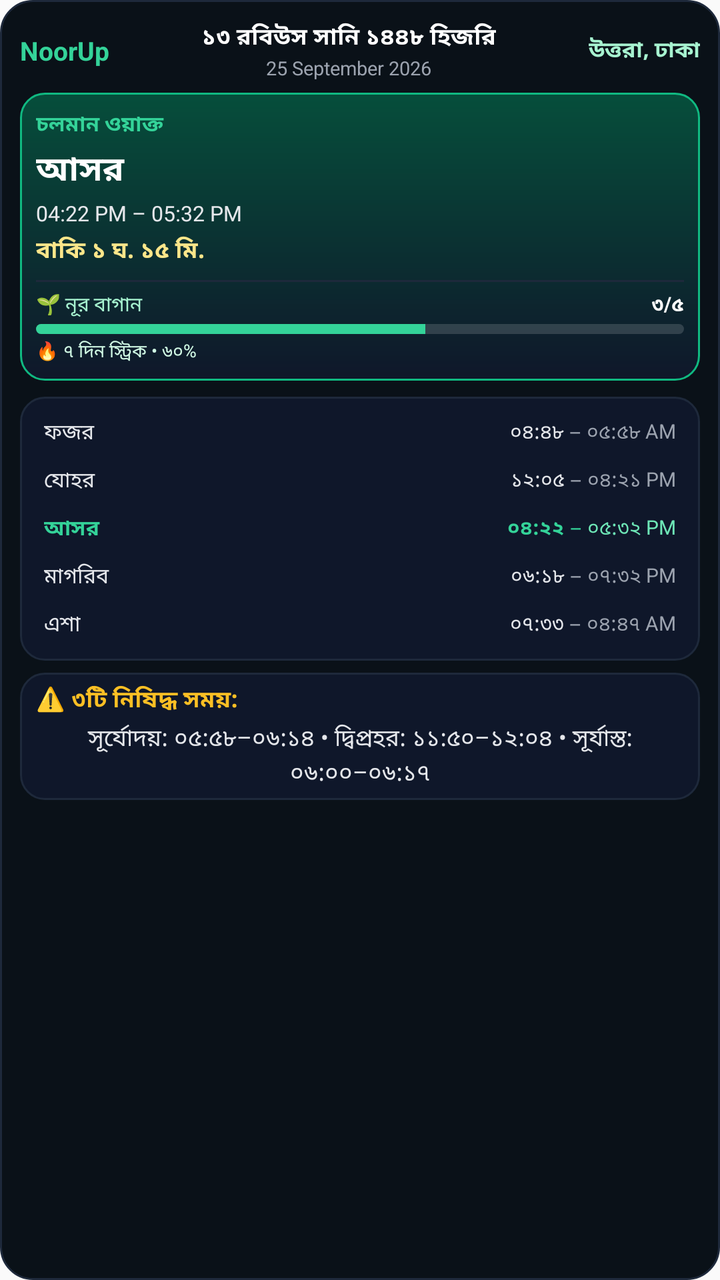
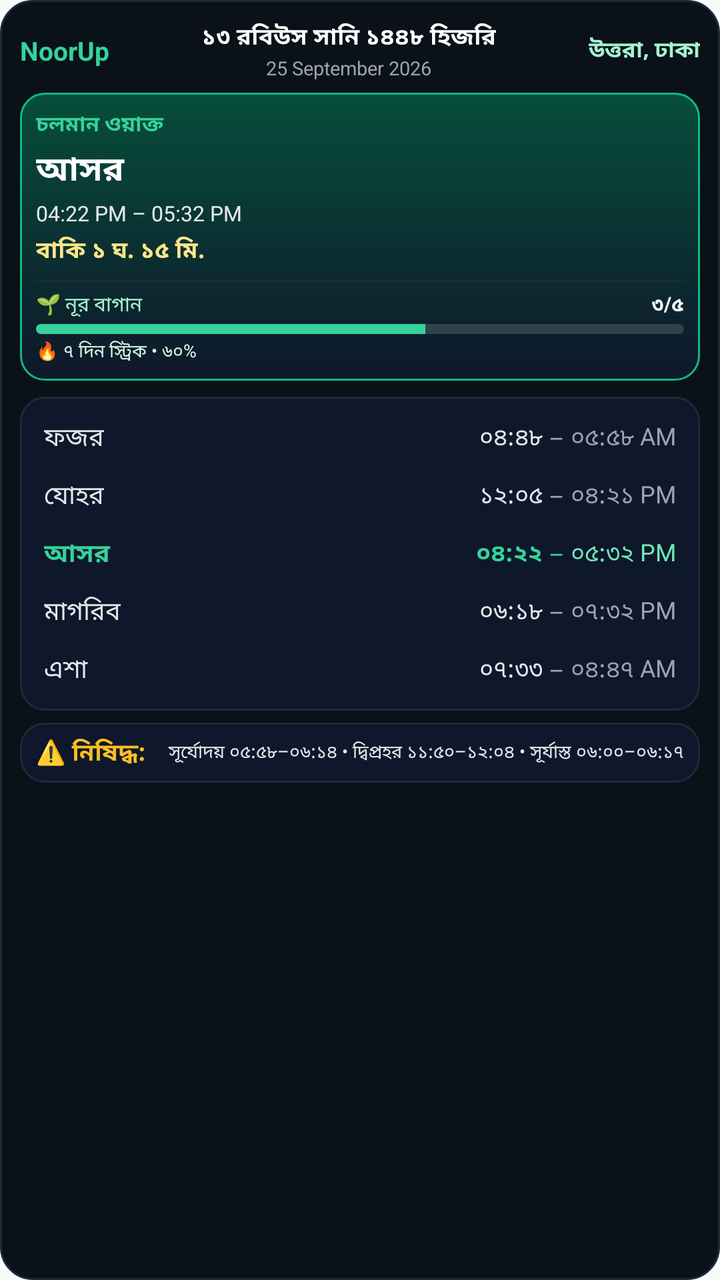

Screens rendered from an Android XML layout before and after an edit, with the pre-edit source and the edit as a unified diff.
<!-- AndroidManifest.xml: application theme Theme.NoorUp -->
<!-- res/layout/noorup_widget_narrow.xml -->
<?xml version="1.0" encoding="utf-8"?>
<LinearLayout xmlns:android="http://schemas.android.com/apk/res/android"
    android:id="@+id/widget_root"
    android:layout_width="match_parent"
    android:layout_height="wrap_content"
    android:orientation="vertical"
    android:background="@drawable/widget_bg"
    android:padding="10dp">

    
    <LinearLayout
        android:layout_width="match_parent"
        android:layout_height="wrap_content"
        android:layout_marginBottom="6dp"
        android:orientation="horizontal"
        android:gravity="center_vertical">

        <TextView
            android:id="@+id/widget_brand_name"
            android:layout_width="wrap_content"
            android:layout_height="wrap_content"
            android:text="NoorUp"
            android:textColor="#34D399"
            android:textSize="13sp"
            android:textStyle="bold"
            android:maxLines="1"
            android:ellipsize="end" />

        <LinearLayout
            android:layout_width="0dp"
            android:layout_height="wrap_content"
            android:layout_weight="1"
            android:gravity="center"
            android:orientation="vertical">

            <TextView
                android:id="@+id/widget_hijri_date"
                android:layout_width="wrap_content"
                android:layout_height="wrap_content"
                android:text="১৩ রবিউস সানি ১৪৪৮ হিজরি"
                android:textColor="#FFFFFF"
                android:textSize="11.5sp"
                android:textStyle="bold"
                android:maxLines="1"
                android:ellipsize="end" />

            <TextView
                android:id="@+id/widget_gregorian_date"
                android:layout_width="wrap_content"
                android:layout_height="wrap_content"
                android:text="25 September 2026"
                android:textColor="#9CA3AF"
                android:textSize="9.5sp"
                android:maxLines="1"
                android:ellipsize="end" />
        </LinearLayout>

        <TextView
            android:id="@+id/widget_city"
            android:layout_width="wrap_content"
            android:layout_height="wrap_content"
            android:text="উত্তরা, ঢাকা"
            android:textColor="#A7F3D0"
            android:textSize="11sp"
            android:textStyle="bold"
            android:maxLines="1"
            android:ellipsize="end" />
    </LinearLayout>

    
    <LinearLayout
        android:id="@+id/widget_content_row"
        android:layout_width="match_parent"
        android:layout_height="wrap_content"
        android:orientation="vertical">

        <LinearLayout
            android:id="@+id/widget_hero_card"
            android:layout_width="match_parent"
            android:layout_height="wrap_content"
            android:orientation="vertical"
            android:background="@drawable/widget_hero_card_bg"
            android:padding="8dp">

            <LinearLayout
                android:layout_width="match_parent"
                android:layout_height="wrap_content"
                android:orientation="vertical">

                <TextView
                    android:id="@+id/widget_active_stage_label"
                    android:layout_width="match_parent"
                    android:layout_height="wrap_content"
                    android:text="চলমান ওয়াক্ত"
                    android:textColor="#34D399"
                    android:textSize="10.5sp"
                    android:textStyle="bold" />

                <TextView
                    android:id="@+id/widget_active_name"
                    android:layout_width="match_parent"
                    android:layout_height="wrap_content"
                    android:layout_marginTop="2dp"
                    android:text="আসর"
                    android:textColor="#FFFFFF"
                    android:textSize="17sp"
                    android:textStyle="bold" />

                <TextView
                    android:id="@+id/widget_active_window"
                    android:layout_width="match_parent"
                    android:layout_height="wrap_content"
                    android:layout_marginTop="2dp"
                    android:text="04:22 PM – 05:32 PM"
                    android:textColor="#E5E7EB"
                    android:textSize="10.5sp"
                    android:lineSpacingExtra="1dp" />

                <TextView
                    android:id="@+id/widget_active_countdown"
                    android:layout_width="match_parent"
                    android:layout_height="wrap_content"
                    android:layout_marginTop="3dp"
                    android:paddingBottom="2dp"
                    android:text="বাকি ১ ঘ. ১৫ মি."
                    android:textColor="#FDE68A"
                    android:textSize="11.5sp"
                    android:textStyle="bold"
                    android:lineSpacingExtra="1dp" />
            </LinearLayout>

            <FrameLayout
                android:layout_width="match_parent"
                android:layout_height="1dp"
                android:layout_marginTop="4dp"
                android:layout_marginBottom="4dp"
                android:background="#1E293B" />

            <LinearLayout
                android:layout_width="match_parent"
                android:layout_height="wrap_content"
                android:orientation="vertical">

                <LinearLayout
                    android:layout_width="match_parent"
                    android:layout_height="wrap_content"
                    android:orientation="horizontal">

                    <TextView
                        android:id="@+id/widget_garden_label"
                        android:layout_width="0dp"
                        android:layout_height="wrap_content"
                        android:layout_weight="1"
                        android:text="🌱 নূর বাগান"
                        android:textColor="#A7F3D0"
                        android:textSize="10sp"
                        android:maxLines="1"
                        android:ellipsize="end" />

                    <TextView
                        android:id="@+id/widget_garden_ratio"
                        android:layout_width="wrap_content"
                        android:layout_height="wrap_content"
                        android:text="৩/৫"
                        android:textColor="#FFFFFF"
                        android:textSize="10sp"
                        android:textStyle="bold"
                        android:maxLines="1"
                        android:ellipsize="end" />
                </LinearLayout>

                <ProgressBar
                    android:id="@+id/widget_garden_progress"
                    style="@android:style/Widget.ProgressBar.Horizontal"
                    android:layout_width="match_parent"
                    android:layout_height="5dp"
                    android:layout_marginTop="2dp"
                    android:layout_marginBottom="2dp"
                    android:max="5"
                    android:progress="3"
                    android:progressDrawable="@drawable/widget_progress_bg" />

                <TextView
                    android:id="@+id/widget_garden_streak"
                    android:layout_width="wrap_content"
                    android:layout_height="wrap_content"
                    android:text="🔥 ৭ দিন স্ট্রিক • ৬০%"
                    android:textColor="#D1FAE5"
                    android:textSize="9sp"
                    android:maxLines="1"
                    android:ellipsize="end" />
            </LinearLayout>
        </LinearLayout>

        <LinearLayout
            android:id="@+id/widget_timeline_card"
            android:layout_width="match_parent"
            android:layout_height="wrap_content"
            android:layout_marginTop="8dp"
            android:orientation="vertical"
            android:background="@drawable/widget_timeline_card_bg"
            android:padding="6dp">

            <LinearLayout
                android:id="@+id/widget_fajr_row"
                android:layout_width="match_parent"
                android:layout_height="wrap_content"
                android:gravity="center_vertical"
                android:orientation="horizontal"
                android:paddingLeft="6dp"
                android:paddingRight="6dp"
                android:paddingTop="4dp"
                android:paddingBottom="4dp">

                <TextView
                    android:id="@+id/widget_fajr_name"
                    android:layout_width="0dp"
                    android:layout_height="wrap_content"
                    android:layout_weight="1"
                    android:text="ফজর"
                    android:textColor="#E5E7EB"
                    android:textSize="10.5sp"
                    android:maxLines="1"
                    android:ellipsize="end" />

                <TextView
                    android:id="@+id/widget_fajr_start"
                    android:layout_width="wrap_content"
                    android:layout_height="wrap_content"
                    android:text="০৪:৪৮"
                    android:textColor="#E5E7EB"
                    android:textSize="10sp"
                    android:maxLines="1"
                    android:ellipsize="end" />

                <TextView
                    android:layout_width="wrap_content"
                    android:layout_height="wrap_content"
                    android:text=" – "
                    android:textColor="#9CA3AF"
                    android:textSize="10sp"
                    android:maxLines="1"
                    android:ellipsize="end" />

                <TextView
                    android:id="@+id/widget_fajr_end"
                    android:layout_width="wrap_content"
                    android:layout_height="wrap_content"
                    android:text="০৫:৫৮ AM"
                    android:textColor="#9CA3AF"
                    android:textSize="10sp"
                    android:maxLines="1"
                    android:ellipsize="end" />
            </LinearLayout>

            <LinearLayout
                android:id="@+id/widget_dhuhr_row"
                android:layout_width="match_parent"
                android:layout_height="wrap_content"
                android:gravity="center_vertical"
                android:orientation="horizontal"
                android:paddingLeft="6dp"
                android:paddingRight="6dp"
                android:paddingTop="4dp"
                android:paddingBottom="4dp">

                <TextView
                    android:id="@+id/widget_dhuhr_name"
                    android:layout_width="0dp"
                    android:layout_height="wrap_content"
                    android:layout_weight="1"
                    android:text="যোহর"
                    android:textColor="#E5E7EB"
                    android:textSize="10.5sp"
                    android:maxLines="1"
                    android:ellipsize="end" />

                <TextView
                    android:id="@+id/widget_dhuhr_start"
                    android:layout_width="wrap_content"
                    android:layout_height="wrap_content"
                    android:text="১২:০৫"
                    android:textColor="#E5E7EB"
                    android:textSize="10sp"
                    android:maxLines="1"
                    android:ellipsize="end" />

                <TextView
                    android:layout_width="wrap_content"
                    android:layout_height="wrap_content"
                    android:text=" – "
                    android:textColor="#9CA3AF"
                    android:textSize="10sp"
                    android:maxLines="1"
                    android:ellipsize="end" />

                <TextView
                    android:id="@+id/widget_dhuhr_end"
                    android:layout_width="wrap_content"
                    android:layout_height="wrap_content"
                    android:text="০৪:২১ PM"
                    android:textColor="#9CA3AF"
                    android:textSize="10sp"
                    android:maxLines="1"
                    android:ellipsize="end" />
            </LinearLayout>

            <LinearLayout
                android:id="@+id/widget_asr_row"
                android:layout_width="match_parent"
                android:layout_height="wrap_content"
                android:gravity="center_vertical"
                android:orientation="horizontal"
                android:paddingLeft="6dp"
                android:paddingRight="6dp"
                android:paddingTop="4dp"
                android:paddingBottom="4dp">

                <TextView
                    android:id="@+id/widget_asr_name"
                    android:layout_width="0dp"
                    android:layout_height="wrap_content"
                    android:layout_weight="1"
                    android:text="আসর"
                    android:textColor="#34D399"
                    android:textSize="10.5sp"
                    android:textStyle="bold"
                    android:maxLines="1"
                    android:ellipsize="end" />

                <TextView
                    android:id="@+id/widget_asr_start"
                    android:layout_width="wrap_content"
                    android:layout_height="wrap_content"
                    android:text="০৪:২২"
                    android:textColor="#34D399"
                    android:textSize="10sp"
                    android:textStyle="bold"
                    android:maxLines="1"
                    android:ellipsize="end" />

                <TextView
                    android:layout_width="wrap_content"
                    android:layout_height="wrap_content"
                    android:text=" – "
                    android:textColor="#34D399"
                    android:textSize="10sp"
                    android:maxLines="1"
                    android:ellipsize="end" />

                <TextView
                    android:id="@+id/widget_asr_end"
                    android:layout_width="wrap_content"
                    android:layout_height="wrap_content"
                    android:text="০৫:৩২ PM"
                    android:textColor="#6EE7B7"
                    android:textSize="10sp"
                    android:maxLines="1"
                    android:ellipsize="end" />
            </LinearLayout>

            <LinearLayout
                android:id="@+id/widget_maghrib_row"
                android:layout_width="match_parent"
                android:layout_height="wrap_content"
                android:gravity="center_vertical"
                android:orientation="horizontal"
                android:paddingLeft="6dp"
                android:paddingRight="6dp"
                android:paddingTop="4dp"
                android:paddingBottom="4dp">

                <TextView
                    android:id="@+id/widget_maghrib_name"
                    android:layout_width="0dp"
                    android:layout_height="wrap_content"
                    android:layout_weight="1"
                    android:text="মাগরিব"
                    android:textColor="#E5E7EB"
                    android:textSize="10.5sp"
                    android:maxLines="1"
                    android:ellipsize="end" />

                <TextView
                    android:id="@+id/widget_maghrib_start"
                    android:layout_width="wrap_content"
                    android:layout_height="wrap_content"
                    android:text="০৬:১৮"
                    android:textColor="#E5E7EB"
                    android:textSize="10sp"
                    android:maxLines="1"
                    android:ellipsize="end" />

                <TextView
                    android:layout_width="wrap_content"
                    android:layout_height="wrap_content"
                    android:text=" – "
                    android:textColor="#9CA3AF"
                    android:textSize="10sp"
                    android:maxLines="1"
                    android:ellipsize="end" />

                <TextView
                    android:id="@+id/widget_maghrib_end"
                    android:layout_width="wrap_content"
                    android:layout_height="wrap_content"
                    android:text="০৭:৩২ PM"
                    android:textColor="#9CA3AF"
                    android:textSize="10sp"
                    android:maxLines="1"
                    android:ellipsize="end" />
            </LinearLayout>

            <LinearLayout
                android:id="@+id/widget_isha_row"
                android:layout_width="match_parent"
                android:layout_height="wrap_content"
                android:gravity="center_vertical"
                android:orientation="horizontal"
                android:paddingLeft="6dp"
                android:paddingRight="6dp"
                android:paddingTop="4dp"
                android:paddingBottom="4dp">

                <TextView
                    android:id="@+id/widget_isha_name"
                    android:layout_width="0dp"
                    android:layout_height="wrap_content"
                    android:layout_weight="1"
                    android:text="এশা"
                    android:textColor="#E5E7EB"
                    android:textSize="10.5sp"
                    android:maxLines="1"
                    android:ellipsize="end" />

                <TextView
                    android:id="@+id/widget_isha_start"
                    android:layout_width="wrap_content"
                    android:layout_height="wrap_content"
                    android:text="০৭:৩৩"
                    android:textColor="#E5E7EB"
                    android:textSize="10sp"
                    android:maxLines="1"
                    android:ellipsize="end" />

                <TextView
                    android:layout_width="wrap_content"
                    android:layout_height="wrap_content"
                    android:text=" – "
                    android:textColor="#9CA3AF"
                    android:textSize="10sp"
                    android:maxLines="1"
                    android:ellipsize="end" />

                <TextView
                    android:id="@+id/widget_isha_end"
                    android:layout_width="wrap_content"
                    android:layout_height="wrap_content"
                    android:text="০৪:৪৭ AM"
                    android:textColor="#9CA3AF"
                    android:textSize="10sp"
                    android:maxLines="1"
                    android:ellipsize="end" />
            </LinearLayout>
        </LinearLayout>
    </LinearLayout>

    <LinearLayout
        android:id="@+id/widget_prohibited_bar"
        android:layout_width="match_parent"
        android:layout_height="wrap_content"
        android:layout_marginTop="6dp"
        android:orientation="vertical"
        android:background="@drawable/widget_timeline_card_bg"
        android:paddingLeft="8dp"
        android:paddingRight="8dp"
        android:paddingTop="5dp"
        android:paddingBottom="5dp">

        <TextView
            android:id="@+id/widget_prohibited_label"
            android:layout_width="match_parent"
            android:layout_height="wrap_content"
            android:text="⚠️ ৩টি নিষিদ্ধ সময়:"
            android:textColor="#FBBF24"
            android:textSize="11.5sp"
            android:textStyle="bold"
            android:maxLines="1"
            android:ellipsize="end" />

        <TextView
            android:id="@+id/widget_prohibited_times"
            android:layout_width="match_parent"
            android:layout_height="wrap_content"
            android:layout_marginTop="2dp"
            android:gravity="center"
            android:text="সূর্যোদয়: ০৫:৫৮–০৬:১৪ • দ্বিপ্রহর: ১১:৫০–১২:০৪ • সূর্যাস্ত: ০৬:০০–০৬:১৭"
            android:textColor="#E5E7EB"
            android:textSize="11.5sp"
            android:lineSpacingExtra="2dp" />
    </LinearLayout>
</LinearLayout>
<!-- resources referenced by this layout -->
<resources>
  <!-- drawable widget_bg (drawable) -->
  <?xml version="1.0" encoding="utf-8"?>
  <shape xmlns:android="http://schemas.android.com/apk/res/android"
      android:shape="rectangle">
      <corners android:radius="16dp" />
      <solid android:color="#0A1118" />
      <stroke
          android:width="1dp"
          android:color="#1E293B" />
  </shape>
  <!-- drawable widget_hero_card_bg (drawable) -->
  <?xml version="1.0" encoding="utf-8"?>
  <shape xmlns:android="http://schemas.android.com/apk/res/android"
      android:shape="rectangle">
      <corners android:radius="12dp" />
      <gradient
          android:startColor="#064E3B"
          android:endColor="#0F172A"
          android:angle="270" />
      <stroke
          android:width="1dp"
          android:color="#10B981" />
  </shape>
  <!-- drawable widget_progress_bg (drawable) -->
  <?xml version="1.0" encoding="utf-8"?>
  <layer-list xmlns:android="http://schemas.android.com/apk/res/android">
      <item android:id="@android:id/background">
          <shape>
              <corners android:radius="4dp" />
              <solid android:color="#26FFFFFF" />
          </shape>
      </item>
      <item android:id="@android:id/progress">
          <clip>
              <shape>
                  <corners android:radius="4dp" />
                  <solid android:color="#34D399" />
              </shape>
          </clip>
      </item>
  </layer-list>
  <!-- drawable widget_timeline_card_bg (drawable) -->
  <?xml version="1.0" encoding="utf-8"?>
  <shape xmlns:android="http://schemas.android.com/apk/res/android"
      android:shape="rectangle">
      <corners android:radius="12dp" />
      <solid android:color="#0F172A" />
      <stroke
          android:width="1dp"
          android:color="#1E293B" />
  </shape>
  <style name="Theme.NoorUp" parent="android:Theme.Material.Light.NoActionBar">
          <item name="android:statusBarColor">@android:color/transparent</item>
          <item name="android:navigationBarColor">@android:color/transparent</item>
      </style>
</resources>

<!-- the commit's change to res/layout/noorup_widget_narrow.xml (unified diff, before → after) -->
@@ -209,8 +209,8 @@
                 android:orientation="horizontal"
                 android:paddingLeft="6dp"
                 android:paddingRight="6dp"
-                android:paddingTop="4dp"
-                android:paddingBottom="4dp">
+                android:paddingTop="5dp"
+                android:paddingBottom="5dp">
 
                 <TextView
                     android:id="@+id/widget_fajr_name"
@@ -219,7 +219,7 @@
                     android:layout_weight="1"
                     android:text="ফজর"
                     android:textColor="#E5E7EB"
-                    android:textSize="10.5sp"
+                    android:textSize="12.5sp"
                     android:maxLines="1"
                     android:ellipsize="end" />
 
@@ -229,7 +229,7 @@
                     android:layout_height="wrap_content"
                     android:text="০৪:৪৮"
                     android:textColor="#E5E7EB"
-                    android:textSize="10sp"
+                    android:textSize="12sp"
                     android:maxLines="1"
                     android:ellipsize="end" />
 
@@ -238,7 +238,7 @@
                     android:layout_height="wrap_content"
                     android:text=" – "
                     android:textColor="#9CA3AF"
-                    android:textSize="10sp"
+                    android:textSize="12sp"
                     android:maxLines="1"
                     android:ellipsize="end" />
 
@@ -248,7 +248,7 @@
                     android:layout_height="wrap_content"
                     android:text="০৫:৫৮ AM"
                     android:textColor="#9CA3AF"
-                    android:textSize="10sp"
+                    android:textSize="12sp"
                     android:maxLines="1"
                     android:ellipsize="end" />
             </LinearLayout>
@@ -261,8 +261,8 @@
                 android:orientation="horizontal"
                 android:paddingLeft="6dp"
                 android:paddingRight="6dp"
-                android:paddingTop="4dp"
-                android:paddingBottom="4dp">
+                android:paddingTop="5dp"
+                android:paddingBottom="5dp">
 
                 <TextView
                     android:id="@+id/widget_dhuhr_name"
@@ -271,7 +271,7 @@
                     android:layout_weight="1"
                     android:text="যোহর"
                     android:textColor="#E5E7EB"
-                    android:textSize="10.5sp"
+                    android:textSize="12.5sp"
                     android:maxLines="1"
                     android:ellipsize="end" />
 
@@ -281,7 +281,7 @@
                     android:layout_height="wrap_content"
                     android:text="১২:০৫"
                     android:textColor="#E5E7EB"
-                    android:textSize="10sp"
+                    android:textSize="12sp"
                     android:maxLines="1"
                     android:ellipsize="end" />
 
@@ -290,7 +290,7 @@
                     android:layout_height="wrap_content"
                     android:text=" – "
                     android:textColor="#9CA3AF"
-                    android:textSize="10sp"
+                    android:textSize="12sp"
                     android:maxLines="1"
                     android:ellipsize="end" />
 
@@ -300,7 +300,7 @@
                     android:layout_height="wrap_content"
                     android:text="০৪:২১ PM"
                     android:textColor="#9CA3AF"
-                    android:textSize="10sp"
+                    android:textSize="12sp"
                     android:maxLines="1"
                     android:ellipsize="end" />
             </LinearLayout>
@@ -313,8 +313,8 @@
                 android:orientation="horizontal"
                 android:paddingLeft="6dp"
                 android:paddingRight="6dp"
-                android:paddingTop="4dp"
-                android:paddingBottom="4dp">
+                android:paddingTop="5dp"
+                android:paddingBottom="5dp">
 
                 <TextView
                     android:id="@+id/widget_asr_name"
@@ -323,7 +323,7 @@
                     android:layout_weight="1"
                     android:text="আসর"
                     android:textColor="#34D399"
-                    android:textSize="10.5sp"
+                    android:textSize="12.5sp"
                     android:textStyle="bold"
                     android:maxLines="1"
                     android:ellipsize="end" />
@@ -334,7 +334,7 @@
                     android:layout_height="wrap_content"
                     android:text="০৪:২২"
                     android:textColor="#34D399"
-                    android:textSize="10sp"
+                    android:textSize="12sp"
                     android:textStyle="bold"
                     android:maxLines="1"
                     android:ellipsize="end" />
@@ -344,7 +344,7 @@
                     android:layout_height="wrap_content"
                     android:text=" – "
                     android:textColor="#34D399"
-                    android:textSize="10sp"
+                    android:textSize="12sp"
                     android:maxLines="1"
                     android:ellipsize="end" />
 
@@ -354,7 +354,7 @@
                     android:layout_height="wrap_content"
                     android:text="০৫:৩২ PM"
                     android:textColor="#6EE7B7"
-                    android:textSize="10sp"
+                    android:textSize="12sp"
                     android:maxLines="1"
                     android:ellipsize="end" />
             </LinearLayout>
@@ -367,8 +367,8 @@
                 android:orientation="horizontal"
                 android:paddingLeft="6dp"
                 android:paddingRight="6dp"
-                android:paddingTop="4dp"
-                android:paddingBottom="4dp">
+                android:paddingTop="5dp"
+                android:paddingBottom="5dp">
 
                 <TextView
                     android:id="@+id/widget_maghrib_name"
@@ -377,7 +377,7 @@
                     android:layout_weight="1"
                     android:text="মাগরিব"
                     android:textColor="#E5E7EB"
-                    android:textSize="10.5sp"
+                    android:textSize="12.5sp"
                     android:maxLines="1"
                     android:ellipsize="end" />
 
@@ -387,7 +387,7 @@
                     android:layout_height="wrap_content"
                     android:text="০৬:১৮"
                     android:textColor="#E5E7EB"
-                    android:textSize="10sp"
+                    android:textSize="12sp"
                     android:maxLines="1"
                     android:ellipsize="end" />
 
@@ -396,7 +396,7 @@
                     android:layout_height="wrap_content"
                     android:text=" – "
                     android:textColor="#9CA3AF"
-                    android:textSize="10sp"
+                    android:textSize="12sp"
                     android:maxLines="1"
                     android:ellipsize="end" />
 
@@ -406,7 +406,7 @@
                     android:layout_height="wrap_content"
                     android:text="০৭:৩২ PM"
                     android:textColor="#9CA3AF"
-                    android:textSize="10sp"
+                    android:textSize="12sp"
                     android:maxLines="1"
                     android:ellipsize="end" />
             </LinearLayout>
@@ -419,8 +419,8 @@
                 android:orientation="horizontal"
                 android:paddingLeft="6dp"
                 android:paddingRight="6dp"
-                android:paddingTop="4dp"
-                android:paddingBottom="4dp">
+                android:paddingTop="5dp"
+                android:paddingBottom="5dp">
 
                 <TextView
                     android:id="@+id/widget_isha_name"
@@ -429,7 +429,7 @@
                     android:layout_weight="1"
                     android:text="এশা"
                     android:textColor="#E5E7EB"
-                    android:textSize="10.5sp"
+                    android:textSize="12.5sp"
                     android:maxLines="1"
                     android:ellipsize="end" />
 
@@ -439,7 +439,7 @@
                     android:layout_height="wrap_content"
                     android:text="০৭:৩৩"
                     android:textColor="#E5E7EB"
-                    android:textSize="10sp"
+                    android:textSize="12sp"
                     android:maxLines="1"
                     android:ellipsize="end" />
 
@@ -448,7 +448,7 @@
                     android:layout_height="wrap_content"
                     android:text=" – "
                     android:textColor="#9CA3AF"
-                    android:textSize="10sp"
+                    android:textSize="12sp"
                     android:maxLines="1"
                     android:ellipsize="end" />
 
@@ -458,45 +458,51 @@
                     android:layout_height="wrap_content"
                     android:text="০৪:৪৭ AM"
                     android:textColor="#9CA3AF"
-                    android:textSize="10sp"
+                    android:textSize="12sp"
                     android:maxLines="1"
                     android:ellipsize="end" />
             </LinearLayout>
         </LinearLayout>
     </LinearLayout>
 
+    
     <LinearLayout
         android:id="@+id/widget_prohibited_bar"
         android:layout_width="match_parent"
         android:layout_height="wrap_content"
         android:layout_marginTop="6dp"
-        android:orientation="vertical"
+        android:gravity="center_vertical"
+        android:orientation="horizontal"
         android:background="@drawable/widget_timeline_card_bg"
         android:paddingLeft="8dp"
         android:paddingRight="8dp"
-        android:paddingTop="5dp"
-        android:paddingBottom="5dp">
+        android:paddingTop="6dp"
+        android:paddingBottom="6dp">
 
         <TextView
             android:id="@+id/widget_prohibited_label"
-            android:layout_width="match_parent"
-            android:layout_height="wrap_content"
-            android:text="⚠️ ৩টি নিষিদ্ধ সময়:"
+            android:layout_width="wrap_content"
+            android:layout_height="wrap_content"
+            android:text="⚠️ নিষিদ্ধ:"
             android:textColor="#FBBF24"
-            android:textSize="11.5sp"
+            android:textSize="12sp"
             android:textStyle="bold"
-            android:maxLines="1"
-            android:ellipsize="end" />
+            android:maxLines="1" />
 
         <TextView
             android:id="@+id/widget_prohibited_times"
-            android:layout_width="match_parent"
-            android:layout_height="wrap_content"
-            android:layout_marginTop="2dp"
-            android:gravity="center"
-            android:text="সূর্যোদয়: ০৫:৫৮–০৬:১৪ • দ্বিপ্রহর: ১১:৫০–১২:০৪ • সূর্যাস্ত: ০৬:০০–০৬:১৭"
+            android:layout_width="0dp"
+            android:layout_height="wrap_content"
+            android:layout_weight="1"
+            android:layout_marginLeft="6dp"
+            android:gravity="center_vertical|end"
+            android:text="সূর্যোদয় ০৫:৫৮–০৬:১৪ • দ্বিপ্রহর ১১:৫০–১২:০৪ • সূর্যাস্ত ০৬:০০–০৬:১৭"
             android:textColor="#E5E7EB"
-            android:textSize="11.5sp"
-            android:lineSpacingExtra="2dp" />
+            android:textSize="12sp"
+            android:maxLines="1"
+            android:autoSizeTextType="uniform"
+            android:autoSizeMinTextSize="8sp"
+            android:autoSizeMaxTextSize="12sp"
+            android:autoSizeStepGranularity="0.5sp" />
     </LinearLayout>
 </LinearLayout>
